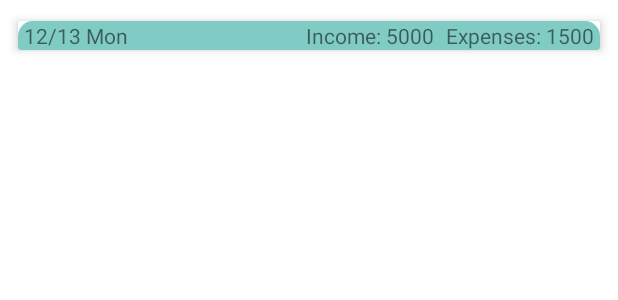
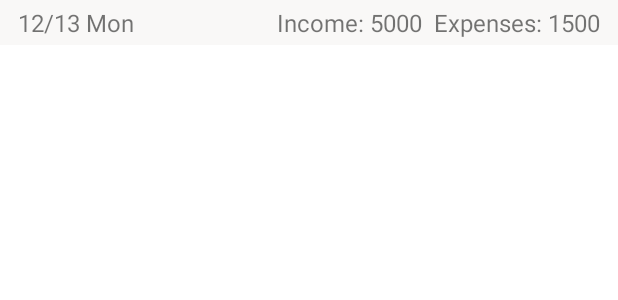
Before and after one commit to mahdi-hosseinnion/Jibam, an Android app: the layout layout_transacion_header.xml on its own in the app's theme, with its tools: preview values and no code run, on a phone screen of 412 x 824 dp. Shown: the top 300 px of the screen. Run offline under Robolectric (Android 15) with nearby library versions, the phone set to English and light mode, and no system bars.

Commit message:
fix recyclerView

```diff
--- a/app/src/main/res/layout/fragment_transaction.xml
+++ b/app/src/main/res/layout/fragment_transaction.xml
@@ -121,6 +121,7 @@
 
 
             <androidx.recyclerview.widget.RecyclerView
+                android:paddingTop="8dp"
                 android:id="@+id/transaction_recyclerView"
                 android:layout_width="match_parent"
                 android:layout_height="match_parent" />
--- a/app/src/main/res/layout/layout_transacion_header.xml
+++ b/app/src/main/res/layout/layout_transacion_header.xml
@@ -1,26 +1,23 @@
 <?xml version="1.0" encoding="utf-8"?>
-<androidx.cardview.widget.CardView xmlns:android="http://schemas.android.com/apk/res/android"
+<androidx.constraintlayout.widget.ConstraintLayout xmlns:android="http://schemas.android.com/apk/res/android"
     xmlns:app="http://schemas.android.com/apk/res-auto"
     xmlns:card_view="http://schemas.android.com/apk/res-auto"
     xmlns:tools="http://schemas.android.com/tools"
     android:id="@+id/root_transaction_header"
     android:layout_width="match_parent"
     android:layout_height="wrap_content"
-    android:layout_marginLeft="8dp"
-    android:layout_marginTop="8dp"
-    android:paddingBottom="0dp"
-    android:layout_marginRight="8dp"
-    card_view:cardPreventCornerOverlap="false"
-    card_view:cardUseCompatPadding="true"
-    card_view:cardElevation="4dp">
+    android:paddingLeft="8dp"
+    android:paddingRight="8dp"
+    android:paddingTop="4dp"
+    android:paddingBottom="4dp"
+    android:background="@color/backGround_gray"
+
+    >
     <!--    android:background="@drawable/transaction_header_bg"-->
     <!--    card_view:background="@drawable/transaction_header_bg"-->
 <!--    card_view:cardUseCompatPadding="true">-->
 
-    <androidx.constraintlayout.widget.ConstraintLayout
-        android:layout_width="match_parent"
-        android:background="@drawable/transaction_header_bg"
-        android:layout_height="match_parent">
+
 
         <TextView
             android:id="@+id/header_date"
@@ -28,7 +25,7 @@
             android:layout_height="wrap_content"
             android:layout_marginStart="4dp"
             android:text=""
-            android:textSize="14sp"
+            android:textSize="16sp"
             app:layout_constraintBottom_toBottomOf="parent"
             app:layout_constraintStart_toStartOf="parent"
             app:layout_constraintTop_toTopOf="parent"
@@ -44,7 +41,7 @@
             android:gravity="center"
             android:text=""
 
-            android:textSize="14sp"
+            android:textSize="16sp"
             app:layout_constraintBottom_toBottomOf="parent"
             app:layout_constraintEnd_toStartOf="@+id/header_expenses_sum"
             app:layout_constraintTop_toTopOf="parent"
@@ -59,7 +56,7 @@
             android:layout_marginEnd="4dp"
             android:gravity="end"
             android:text=""
-            android:textSize="14sp"
+            android:textSize="16sp"
             app:layout_constraintBottom_toBottomOf="parent"
             app:layout_constraintEnd_toEndOf="parent"
             app:layout_constraintTop_toTopOf="parent"
@@ -73,4 +70,3 @@
             app:layout_constraintEnd_toEndOf="parent"
             app:layout_constraintStart_toStartOf="parent" />-->
     </androidx.constraintlayout.widget.ConstraintLayout>
-</androidx.cardview.widget.CardView>
--- a/app/src/main/res/layout/layout_transaction_list_item.xml
+++ b/app/src/main/res/layout/layout_transaction_list_item.xml
@@ -5,6 +5,8 @@
     xmlns:tools="http://schemas.android.com/tools"
     android:id="@+id/root_transaction_item"
     android:layout_width="match_parent"
+    android:paddingLeft="8dp"
+    android:paddingRight="8dp"
     android:layout_height="80dp">
 
 
@@ -108,7 +110,7 @@
             tools:text="-$5,000" />
     </androidx.cardview.widget.CardView>
 
-    <View
+<!--    <View
         android:id="@+id/transaction_divider"
         android:layout_width="match_parent"
         android:layout_height="0.5dp"
@@ -117,5 +119,5 @@
         android:background="#1F000000"
         app:layout_constraintBottom_toBottomOf="parent"
         app:layout_constraintEnd_toEndOf="parent"
-        app:layout_constraintStart_toStartOf="parent" />
+        app:layout_constraintStart_toStartOf="parent" />-->
 </androidx.constraintlayout.widget.ConstraintLayout>
--- a/app/src/main/res/values/colors.xml
+++ b/app/src/main/res/values/colors.xml
@@ -13,4 +13,5 @@
     <color name="incomeColor">#C5F7E6</color>
     <color name="expensesTextColor">#FB2946</color>
     <color name="incomeTextColor">#00D188</color>
+    <color name="background_gray">#F9FAFE</color>
 </resources>
```
Also changed, not shown: app/src/main/java/com/example/jibi/ui/main/transaction/SubTransactionListAdapter.kt (+5 -5 lines), app/src/main/java/com/example/jibi/ui/main/transaction/TransactionFragment.kt (+18 -5 lines), app/src/main/java/com/example/jibi/ui/main/transaction/TransactionListAdapter.kt (+77 -60 lines).
